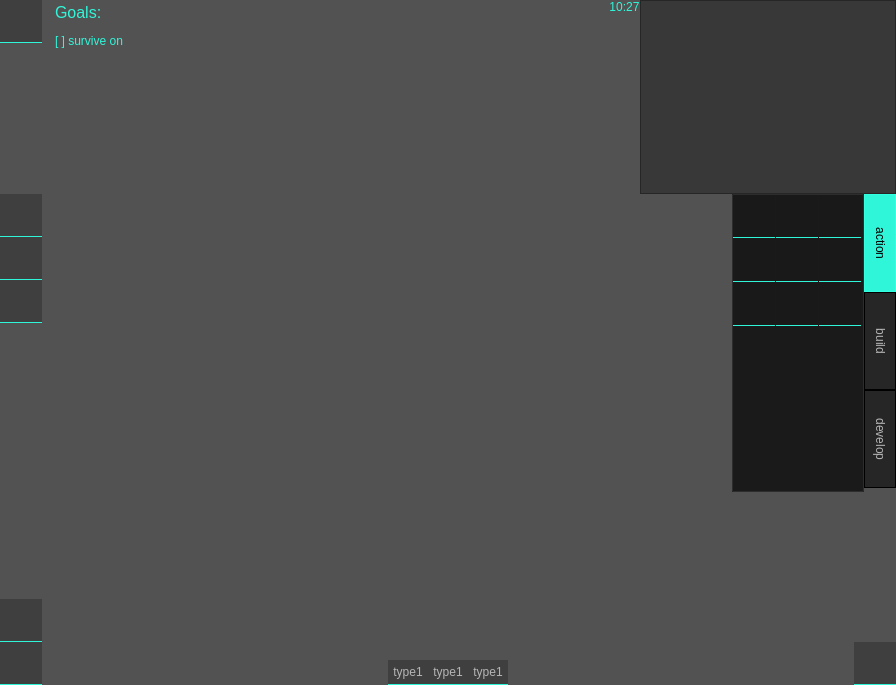
k88936/UnRustedWarfare, file src/ui/battle_widget.ui: the form before one commit.
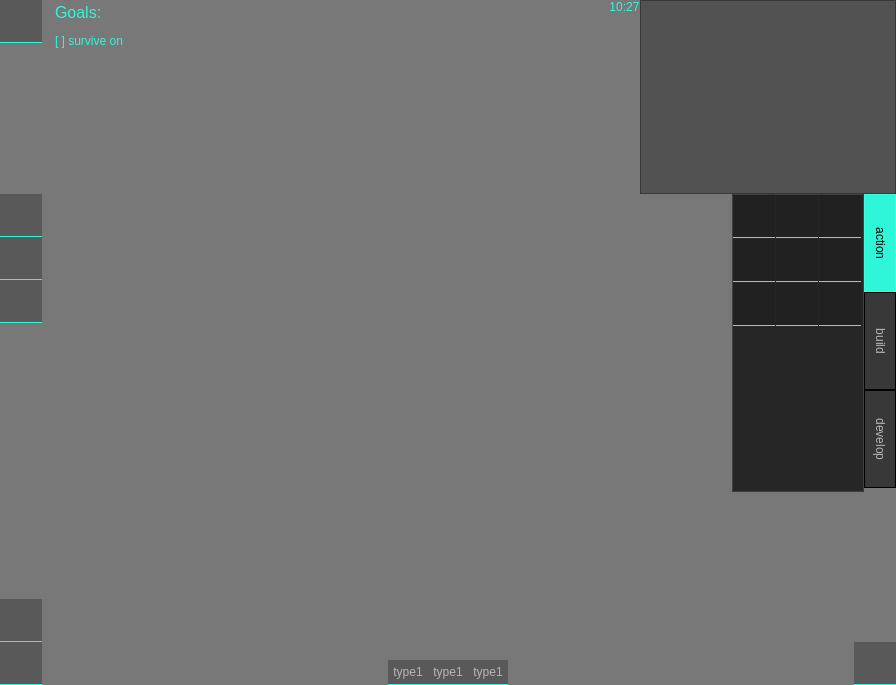
The form after the commit. The open tabs and pages were chosen to show the change. Icons and pictures are not drawn. Custom widgets are drawn as their Qt base class.

What changed in the file:
```diff
--- a/src/ui/battle_widget.ui
+++ b/src/ui/battle_widget.ui
@@ -378,27 +378,6 @@
 }
 </string>
   </property>
-  <layout class="QVBoxLayout" name="verticalLayout_7">
-   <property name="spacing">
-    <number>0</number>
-   </property>
-   <property name="leftMargin">
-    <number>0</number>
-   </property>
-   <property name="topMargin">
-    <number>0</number>
-   </property>
-   <property name="rightMargin">
-    <number>0</number>
-   </property>
-   <property name="bottomMargin">
-    <number>0</number>
-   </property>
-   <item>
-    <widget class="BattlefieldWidget" name="widget" native="true">
-     <property name="enabled">
-      <bool>true</bool>
-     </property>
      <layout class="QVBoxLayout" name="verticalLayout_6">
       <property name="spacing">
        <number>0</number>
@@ -1230,9 +1209,6 @@
       </item>
      </layout>
     </widget>
-   </item>
-  </layout>
- </widget>
  <customwidgets>
   <customwidget>
    <class>BattlefieldWidget</class>
```
Left out of the diff: 11 changed lines with no effect on the pictures. Lines whose indentation alone changed are shown as unchanged.
